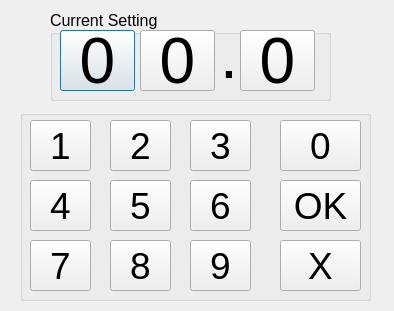
Above: settempdialog.ui from Maeyanie/showercap before the change. Below: the same form after it.
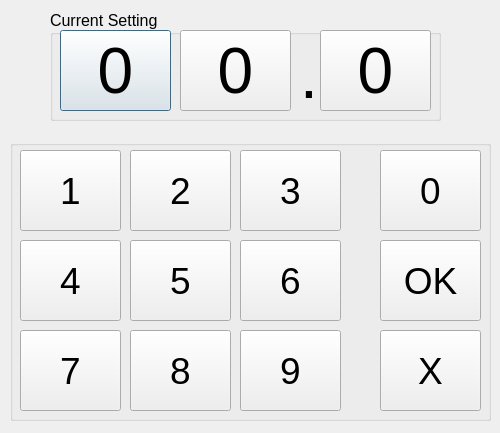
That is the form after the change.

What changed in the file:
```diff
--- a/settempdialog.ui
+++ b/settempdialog.ui
@@ -9,8 +9,8 @@
    <rect>
     <x>0</x>
     <y>0</y>
-    <width>394</width>
-    <height>311</height>
+    <width>500</width>
+    <height>433</height>
    </rect>
   </property>
   <property name="windowTitle">
@@ -24,8 +24,8 @@
     <rect>
      <x>50</x>
      <y>10</y>
-     <width>281</width>
-     <height>91</height>
+     <width>391</width>
+     <height>111</height>
     </rect>
    </property>
    <property name="font">
@@ -41,8 +41,8 @@
      <rect>
       <x>10</x>
       <y>20</y>
-      <width>75</width>
-      <height>61</height>
+      <width>111</width>
+      <height>81</height>
      </rect>
     </property>
     <property name="font">
@@ -63,10 +63,10 @@
    <widget class="QPushButton" name="onesButton">
     <property name="geometry">
      <rect>
-      <x>90</x>
+      <x>130</x>
       <y>20</y>
-      <width>75</width>
-      <height>61</height>
+      <width>111</width>
+      <height>81</height>
      </rect>
     </property>
     <property name="font">
@@ -81,8 +81,8 @@
    <widget class="QLabel" name="label">
     <property name="geometry">
      <rect>
-      <x>170</x>
-      <y>10</y>
+      <x>250</x>
+      <y>30</y>
       <width>21</width>
       <height>71</height>
      </rect>
@@ -99,10 +99,10 @@
    <widget class="QPushButton" name="deciButton">
     <property name="geometry">
      <rect>
-      <x>190</x>
+      <x>270</x>
       <y>20</y>
-      <width>75</width>
-      <height>61</height>
+      <width>111</width>
+      <height>81</height>
      </rect>
     </property>
     <property name="font">
@@ -118,10 +118,10 @@
   <widget class="QGroupBox" name="groupBox_2">
    <property name="geometry">
     <rect>
-     <x>20</x>
-     <y>110</y>
-     <width>351</width>
-     <height>191</height>
+     <x>10</x>
+     <y>140</y>
+     <width>481</width>
+     <height>281</height>
     </rect>
    </property>
    <property name="title">
@@ -132,8 +132,8 @@
      <rect>
       <x>10</x>
       <y>10</y>
-      <width>61</width>
-      <height>51</height>
+      <width>101</width>
+      <height>81</height>
      </rect>
     </property>
     <property name="font">
@@ -148,10 +148,10 @@
    <widget class="QPushButton" name="button2">
     <property name="geometry">
      <rect>
-      <x>90</x>
+      <x>120</x>
       <y>10</y>
-      <width>61</width>
-      <height>51</height>
+      <width>101</width>
+      <height>81</height>
      </rect>
     </property>
     <property name="font">
@@ -166,10 +166,10 @@
    <widget class="QPushButton" name="button3">
     <property name="geometry">
      <rect>
-      <x>170</x>
+      <x>230</x>
       <y>10</y>
-      <width>61</width>
-      <height>51</height>
+      <width>101</width>
+      <height>81</height>
      </rect>
     </property>
     <property name="font">
@@ -185,9 +185,9 @@
     <property name="geometry">
      <rect>
       <x>10</x>
-      <y>70</y>
-      <width>61</width>
-      <height>51</height>
+      <y>100</y>
+      <width>101</width>
+      <height>81</height>
      </rect>
     </property>
     <property name="font">
@@ -202,10 +202,10 @@
    <widget class="QPushButton" name="button5">
     <property name="geometry">
      <rect>
-      <x>90</x>
-      <y>70</y>
-      <width>61</width>
-      <height>51</height>
+      <x>120</x>
+      <y>100</y>
+      <width>101</width>
+      <height>81</height>
      </rect>
     </property>
     <property name="font">
@@ -220,10 +220,10 @@
    <widget class="QPushButton" name="button6">
     <property name="geometry">
      <rect>
-      <x>170</x>
-      <y>70</y>
-      <width>61</width>
-      <height>51</height>
+      <x>230</x>
+      <y>100</y>
+      <width>101</width>
+      <height>81</height>
      </rect>
     </property>
     <property name="font">
@@ -239,9 +239,9 @@
     <property name="geometry">
      <rect>
       <x>10</x>
-      <y>130</y>
-      <width>61</width>
-      <height>51</height>
+      <y>190</y>
+      <width>101</width>
+      <height>81</height>
      </rect>
     </property>
     <property name="font">
@@ -256,10 +256,10 @@
    <widget class="QPushButton" name="button8">
     <property name="geometry">
      <rect>
-      <x>90</x>
-      <y>130</y>
-      <width>61</width>
-      <height>51</height>
+      <x>120</x>
+      <y>190</y>
+      <width>101</width>
+      <height>81</height>
      </rect>
     </property>
     <property name="font">
@@ -274,10 +274,10 @@
    <widget class="QPushButton" name="button9">
     <property name="geometry">
      <rect>
-      <x>170</x>
-      <y>130</y>
-      <width>61</width>
-      <height>51</height>
+      <x>230</x>
+      <y>190</y>
+      <width>101</width>
+      <height>81</height>
      </rect>
     </property>
     <property name="font">
@@ -292,10 +292,10 @@
    <widget class="QPushButton" name="button0">
     <property name="geometry">
      <rect>
-      <x>260</x>
+      <x>370</x>
       <y>10</y>
-      <width>81</width>
-      <height>51</height>
+      <width>101</width>
+      <height>81</height>
      </rect>
     </property>
     <property name="font">
@@ -310,10 +310,10 @@
    <widget class="QPushButton" name="okButton">
     <property name="geometry">
      <rect>
-      <x>260</x>
-      <y>70</y>
-      <width>81</width>
-      <height>51</height>
+      <x>370</x>
+      <y>100</y>
+      <width>101</width>
+      <height>81</height>
      </rect>
     </property>
     <property name="font">
@@ -328,10 +328,10 @@
    <widget class="QPushButton" name="cancelButton">
     <property name="geometry">
      <rect>
-      <x>260</x>
-      <y>130</y>
-      <width>81</width>
-      <height>51</height>
+      <x>370</x>
+      <y>190</y>
+      <width>101</width>
+      <height>81</height>
      </rect>
     </property>
     <property name="font">
```
